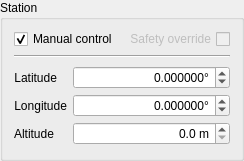
AMOS-uniba/amos-client, file widgets/qstation.ui: the form before one commit.
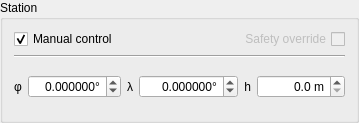
The form after the commit.

```diff
--- a/widgets/qstation.ui
+++ b/widgets/qstation.ui
@@ -6,8 +6,8 @@
    <rect>
     <x>0</x>
     <y>0</y>
-    <width>239</width>
-    <height>161</height>
+    <width>359</width>
+    <height>123</height>
    </rect>
   </property>
   <property name="sizePolicy">
@@ -70,7 +70,7 @@
    </item>
    <item row="2" column="0" colspan="2">
     <widget class="QWidget" name="widget" native="true">
-     <layout class="QGridLayout" name="gridLayout_2">
+     <layout class="QHBoxLayout" name="horizontalLayout">
       <property name="leftMargin">
        <number>0</number>
       </property>
@@ -83,10 +83,123 @@
       <property name="bottomMargin">
        <number>0</number>
       </property>
-      <property name="verticalSpacing">
-       <number>3</number>
-      </property>
-      <item row="3" column="1" colspan="2">
+      <item>
+       <widget class="QLabel" name="lx_lat">
+        <property name="sizePolicy">
+         <sizepolicy hsizetype="Maximum" vsizetype="Preferred">
+          <horstretch>0</horstretch>
+          <verstretch>0</verstretch>
+         </sizepolicy>
+        </property>
+        <property name="text">
+         <string>φ</string>
+        </property>
+        <property name="alignment">
+         <set>Qt::AlignmentFlag::AlignRight|Qt::AlignmentFlag::AlignTrailing|Qt::AlignmentFlag::AlignVCenter</set>
+        </property>
+       </widget>
+      </item>
+      <item>
+       <widget class="QDoubleSpinBox" name="dsb_latitude">
+        <property name="sizePolicy">
+         <sizepolicy hsizetype="Minimum" vsizetype="Fixed">
+          <horstretch>0</horstretch>
+          <verstretch>0</verstretch>
+         </sizepolicy>
+        </property>
+        <property name="toolTip">
+         <string>geographic latitude of the station</string>
+        </property>
+        <property name="alignment">
+         <set>Qt::AlignmentFlag::AlignRight|Qt::AlignmentFlag::AlignTrailing|Qt::AlignmentFlag::AlignVCenter</set>
+        </property>
+        <property name="showGroupSeparator" stdset="0">
+         <bool>true</bool>
+        </property>
+        <property name="suffix">
+         <string>°</string>
+        </property>
+        <property name="decimals">
+         <number>6</number>
+        </property>
+        <property name="minimum">
+         <double>-90.000000000000000</double>
+        </property>
+        <property name="maximum">
+         <double>90.000000000000000</double>
+        </property>
+        <property name="singleStep">
+         <double>0.000001000000000</double>
+        </property>
+       </widget>
+      </item>
+      <item>
+       <widget class="QLabel" name="lx_lon">
+        <property name="sizePolicy">
+         <sizepolicy hsizetype="Maximum" vsizetype="Preferred">
+          <horstretch>0</horstretch>
+          <verstretch>0</verstretch>
+         </sizepolicy>
+        </property>
+        <property name="text">
+         <string>λ</string>
+        </property>
+        <property name="alignment">
+         <set>Qt::AlignmentFlag::AlignRight|Qt::AlignmentFlag::AlignTrailing|Qt::AlignmentFlag::AlignVCenter</set>
+        </property>
+       </widget>
+      </item>
+      <item>
+       <widget class="QDoubleSpinBox" name="dsb_longitude">
+        <property name="sizePolicy">
+         <sizepolicy hsizetype="Minimum" vsizetype="Fixed">
+          <horstretch>0</horstretch>
+          <verstretch>0</verstretch>
+         </sizepolicy>
+        </property>
+        <property name="toolTip">
+         <string>geographic longitude of the station</string>
+        </property>
+        <property name="alignment">
+         <set>Qt::AlignmentFlag::AlignRight|Qt::AlignmentFlag::AlignTrailing|Qt::AlignmentFlag::AlignVCenter</set>
+        </property>
+        <property name="showGroupSeparator" stdset="0">
+         <bool>true</bool>
+        </property>
+        <property name="suffix">
+         <string>°</string>
+        </property>
+        <property name="decimals">
+         <number>6</number>
+        </property>
+        <property name="minimum">
+         <double>-180.000000000000000</double>
+        </property>
+        <property name="maximum">
+         <double>180.000000000000000</double>
+        </property>
+        <property name="singleStep">
+         <double>0.000001000000000</double>
+        </property>
+       </widget>
+      </item>
+      <item>
+       <widget class="QLabel" name="lx_alt">
+        <property name="sizePolicy">
+         <sizepolicy hsizetype="Maximum" vsizetype="Preferred">
+          <horstretch>0</horstretch>
+          <verstretch>0</verstretch>
+         </sizepolicy>
+        </property>
+        <property name="text">
+         <string>h</string>
+        </property>
+        <property name="alignment">
+         <set>Qt::AlignmentFlag::AlignRight|Qt::AlignmentFlag::AlignTrailing|Qt::AlignmentFlag::AlignVCenter</set>
+        </property>
+       </widget>
+      </item>
+      <item>
        <widget class="QDoubleSpinBox" name="dsb_altitude">
         <property name="sizePolicy">
          <sizepolicy hsizetype="Minimum" vsizetype="Fixed">
@@ -120,122 +233,6 @@
         </property>
        </widget>
       </item>
-      <item row="3" column="0">
-       <widget class="QLabel" name="lx_alt">
-        <property name="sizePolicy">
-         <sizepolicy hsizetype="Maximum" vsizetype="Preferred">
-          <horstretch>0</horstretch>
-          <verstretch>0</verstretch>
-         </sizepolicy>
-        </property>
-        <property name="text">
-         <string>Altitude</string>
-        </property>
-        <property name="alignment">
-         <set>Qt::AlignmentFlag::AlignRight|Qt::AlignmentFlag::AlignTrailing|Qt::AlignmentFlag::AlignVCenter</set>
-        </property>
-       </widget>
-      </item>
-      <item row="2" column="1" colspan="2">
-       <widget class="QDoubleSpinBox" name="dsb_longitude">
-        <property name="sizePolicy">
-         <sizepolicy hsizetype="Minimum" vsizetype="Fixed">
-          <horstretch>0</horstretch>
-          <verstretch>0</verstretch>
-         </sizepolicy>
-        </property>
-        <property name="toolTip">
-         <string>geographic longitude of the station</string>
-        </property>
-        <property name="alignment">
-         <set>Qt::AlignmentFlag::AlignRight|Qt::AlignmentFlag::AlignTrailing|Qt::AlignmentFlag::AlignVCenter</set>
-        </property>
-        <property name="showGroupSeparator" stdset="0">
-         <bool>true</bool>
-        </property>
-        <property name="suffix">
-         <string>°</string>
-        </property>
-        <property name="decimals">
-         <number>6</number>
-        </property>
-        <property name="minimum">
-         <double>-180.000000000000000</double>
-        </property>
-        <property name="maximum">
-         <double>180.000000000000000</double>
-        </property>
-        <property name="singleStep">
-         <double>0.000001000000000</double>
-        </property>
-       </widget>
-      </item>
-      <item row="2" column="0">
-       <widget class="QLabel" name="lx_lon">
-        <property name="sizePolicy">
-         <sizepolicy hsizetype="Maximum" vsizetype="Preferred">
-          <horstretch>0</horstretch>
-          <verstretch>0</verstretch>
-         </sizepolicy>
-        </property>
-        <property name="text">
-         <string>Longitude</string>
-        </property>
-        <property name="alignment">
-         <set>Qt::AlignmentFlag::AlignRight|Qt::AlignmentFlag::AlignTrailing|Qt::AlignmentFlag::AlignVCenter</set>
-        </property>
-       </widget>
-      </item>
-      <item row="1" column="0">
-       <widget class="QLabel" name="lx_lat">
-        <property name="sizePolicy">
-         <sizepolicy hsizetype="Maximum" vsizetype="Preferred">
-          <horstretch>0</horstretch>
-          <verstretch>0</verstretch>
-         </sizepolicy>
-        </property>
-        <property name="text">
-         <string>Latitude</string>
-        </property>
-        <property name="alignment">
-         <set>Qt::AlignmentFlag::AlignRight|Qt::AlignmentFlag::AlignTrailing|Qt::AlignmentFlag::AlignVCenter</set>
-        </property>
-       </widget>
-      </item>
-      <item row="1" column="1" colspan="2">
-       <widget class="QDoubleSpinBox" name="dsb_latitude">
-        <property name="sizePolicy">
-         <sizepolicy hsizetype="Minimum" vsizetype="Fixed">
-          <horstretch>0</horstretch>
-          <verstretch>0</verstretch>
-         </sizepolicy>
-        </property>
-        <property name="toolTip">
-         <string>geographic latitude of the station</string>
-        </property>
-        <property name="alignment">
-         <set>Qt::AlignmentFlag::AlignRight|Qt::AlignmentFlag::AlignTrailing|Qt::AlignmentFlag::AlignVCenter</set>
-        </property>
-        <property name="showGroupSeparator" stdset="0">
-         <bool>true</bool>
-        </property>
-        <property name="suffix">
-         <string>°</string>
-        </property>
-        <property name="decimals">
-         <number>6</number>
-        </property>
-        <property name="minimum">
-         <double>-90.000000000000000</double>
-        </property>
-        <property name="maximum">
-         <double>90.000000000000000</double>
-        </property>
-        <property name="singleStep">
-         <double>0.000001000000000</double>
-        </property>
-       </widget>
-      </item>
      </layout>
     </widget>
    </item>
```
Left out of the diff: 38 changed lines with no effect on the pictures.
